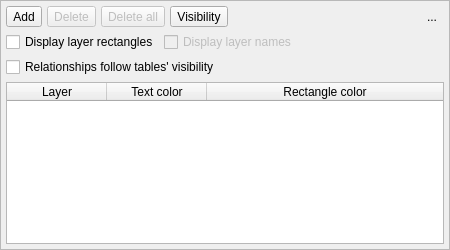
First picture: the form in libs/libgui/ui/widgets/layersconfigwidget.ui, repository pgmodeler/pgmodeler, before the edit.
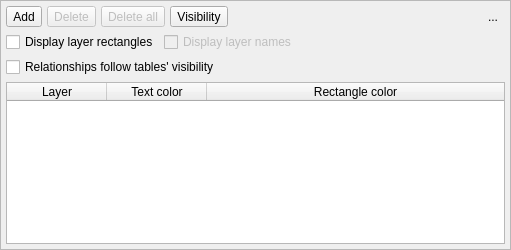
Second picture: the form after the edit. Icons and pictures are not drawn.

Patch:
```diff
--- a/libs/libgui/ui/widgets/layersconfigwidget.ui
+++ b/libs/libgui/ui/widgets/layersconfigwidget.ui
@@ -6,7 +6,7 @@
    <rect>
     <x>0</x>
     <y>0</y>
-    <width>450</width>
+    <width>511</width>
     <height>250</height>
    </rect>
   </property>
```
